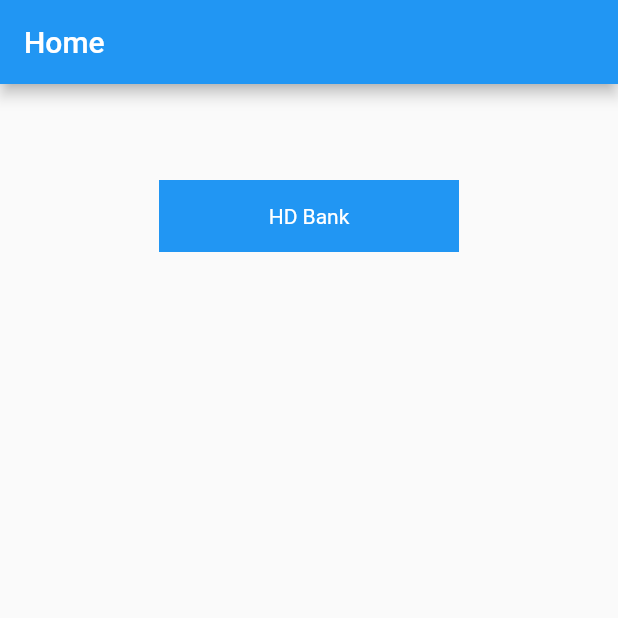
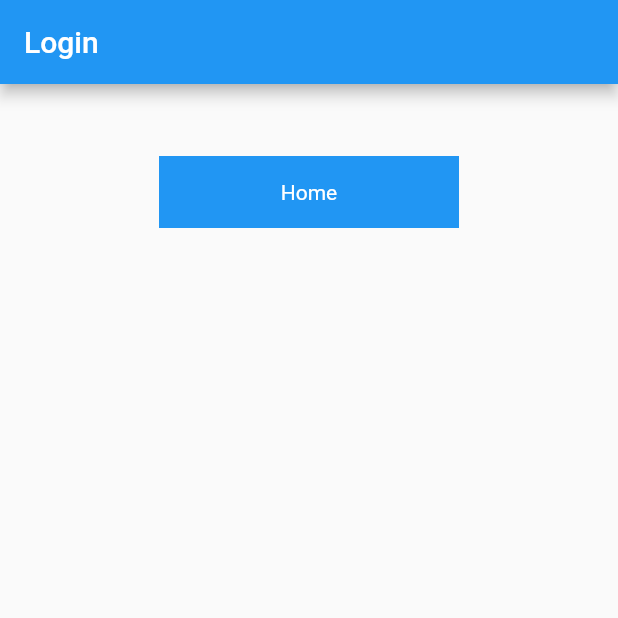
Before and after one commit to gj-btruongpv/hd_bank, a Flutter app: the screen it shows after launch, on a phone screen of 412 x 824 dp, the top half of it. Run offline on Flutter 3.47's test engine with Material 2 defaults, Android fonts, the phone set to English and light mode, and no system bars.

Commit message:
init router
init router

```diff
--- a/hd_bank_example/lib/app_router.dart
+++ b/hd_bank_example/lib/app_router.dart
@@ -1,12 +1,16 @@
+
 import 'package:flutter/material.dart';
+import 'package:hd_bank_example/home_screen.dart';
+import 'package:hd_bank_example/login_screen.dart';
 import 'package:hd_bank_sdk/hd_bank.dart';
 
 class AppRouter {
   static GlobalKey<NavigatorState> navigatorKey = GlobalKey<NavigatorState>();
   static Map<String, WidgetBuilder> registerRoutes() {
     return {
-      LoginBankScreen.routePath: (context) => LoginBankScreen.registerRoute(context),
-      PaymentBankScreen.routePath: (context) => const PaymentBankScreen(),
+      LoginScreen.routePath: (context) => const LoginScreen(),
+      HomeScreen.routePath: (context) => const HomeScreen(),
+      ...AppHdBankRouter.registerRoutesHdBank()
     };
   }
 }
--- a/hd_bank_example/lib/home_screen.dart
+++ b/hd_bank_example/lib/home_screen.dart
@@ -2,6 +2,7 @@ import 'package:flutter/material.dart';
 import 'package:hd_bank_sdk/features/auth/login_bank_screen.dart';
 
 class HomeScreen extends StatefulWidget {
+  static const routePath = '/home';
   const HomeScreen({Key? key}) : super(key: key);
 
   @override
--- /dev/null
+++ b/hd_bank_example/lib/login_screen.dart
@@ -0,0 +1,39 @@
+import 'package:flutter/material.dart';
+import 'package:hd_bank_example/home_screen.dart';
+
+class LoginScreen extends StatelessWidget {
+  static const routePath = '/login';
+  const LoginScreen({Key? key}) : super(key: key);
+
+  @override
+  Widget build(BuildContext context) {
+    return Scaffold(
+      appBar: AppBar(
+        title: const Text('Login'),
+      ),
+      body: Column(
+        children: [
+          const SizedBox(height: 24),
+          const SizedBox(height: 24),
+          Center(
+            child: InkWell(
+              onTap: () async {
+                Navigator.pushReplacementNamed(context, HomeScreen.routePath);
+              },
+              child: Container(
+                width: 200,
+                height: 48,
+                alignment: Alignment.center,
+                color: Colors.blue,
+                child: const Text(
+                  'Home',
+                  style: TextStyle(color: Colors.white),
+                ),
+              ),
+            ),
+          )
+        ],
+      ),
+    );
+  }
+}
--- a/hd_bank_example/lib/main.dart
+++ b/hd_bank_example/lib/main.dart
@@ -1,6 +1,7 @@
 import 'package:flutter/material.dart';
 import 'package:hd_bank_example/app_router.dart';
 import 'package:hd_bank_example/home_screen.dart';
+import 'package:hd_bank_example/login_screen.dart';
 
 void main() {
   runApp(const MyApp());
@@ -17,7 +18,7 @@ class MyApp extends StatelessWidget {
         primarySwatch: Colors.blue,
       ),
       routes: AppRouter.registerRoutes(),
-      home: const HomeScreen()
+      initialRoute: LoginScreen.routePath,
     );
   }
 }
--- a/lib/hd_bank.dart
+++ b/lib/hd_bank.dart
@@ -1,2 +1,3 @@
 export 'features/auth/login_bank_screen.dart';
 export 'features/payment/payment_bank_screen.dart';
+export 'package:hd_bank_sdk/hd_bank_router.dart';
--- /dev/null
+++ b/lib/hd_bank_router.dart
@@ -0,0 +1,11 @@
+import 'package:flutter/material.dart';
+import 'package:hd_bank_sdk/hd_bank.dart';
+
+class AppHdBankRouter {
+  static Map<String, WidgetBuilder> registerRoutesHdBank() {
+    return {
+      LoginBankScreen.routePath: (context) => LoginBankScreen.registerRoute(context),
+      PaymentBankScreen.routePath: (context) => const PaymentBankScreen(),
+    };
+  }
+}
```
